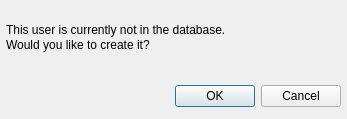
Before: the Qt Designer form Client-Python/createuser.ui in ParkerMc/BoE, drawn with Qt 5.
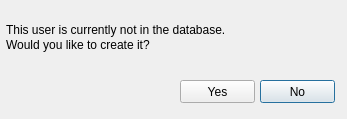
After: the same form once the commit is applied.

```diff
--- a/Client-Python/createuser.ui
+++ b/Client-Python/createuser.ui
@@ -13,22 +13,6 @@
   <property name="windowTitle">
    <string>BOE</string>
   </property>
-  <widget class="QDialogButtonBox" name="buttonBox">
-   <property name="geometry">
-    <rect>
-     <x>0</x>
-     <y>80</y>
-     <width>341</width>
-     <height>32</height>
-    </rect>
-   </property>
-   <property name="orientation">
-    <enum>Qt::Horizontal</enum>
-   </property>
-   <property name="standardButtons">
-    <set>QDialogButtonBox::Cancel|QDialogButtonBox::Ok</set>
-   </property>
-  </widget>
   <widget class="QLabel" name="label">
    <property name="geometry">
     <rect>
@@ -55,6 +39,32 @@
     <string>Would you like to create it?</string>
    </property>
   </widget>
+  <widget class="QPushButton" name="no">
+   <property name="geometry">
+    <rect>
+     <x>260</x>
+     <y>80</y>
+     <width>75</width>
+     <height>23</height>
+    </rect>
+   </property>
+   <property name="text">
+    <string>No</string>
+   </property>
+  </widget>
+  <widget class="QPushButton" name="yes">
+   <property name="geometry">
+    <rect>
+     <x>180</x>
+     <y>80</y>
+     <width>75</width>
+     <height>23</height>
+    </rect>
+   </property>
+   <property name="text">
+    <string>Yes</string>
+   </property>
+  </widget>
  </widget>
  <resources/>
  <connections>
```
Left out of the diff: 35 changed lines with no effect on the pictures.
